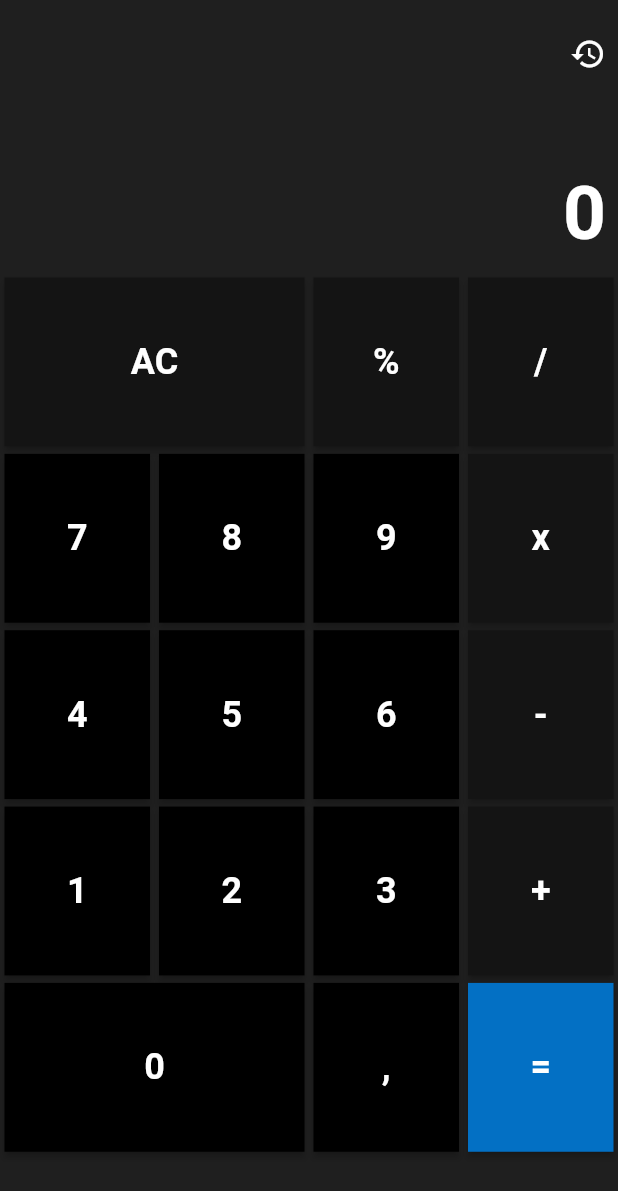
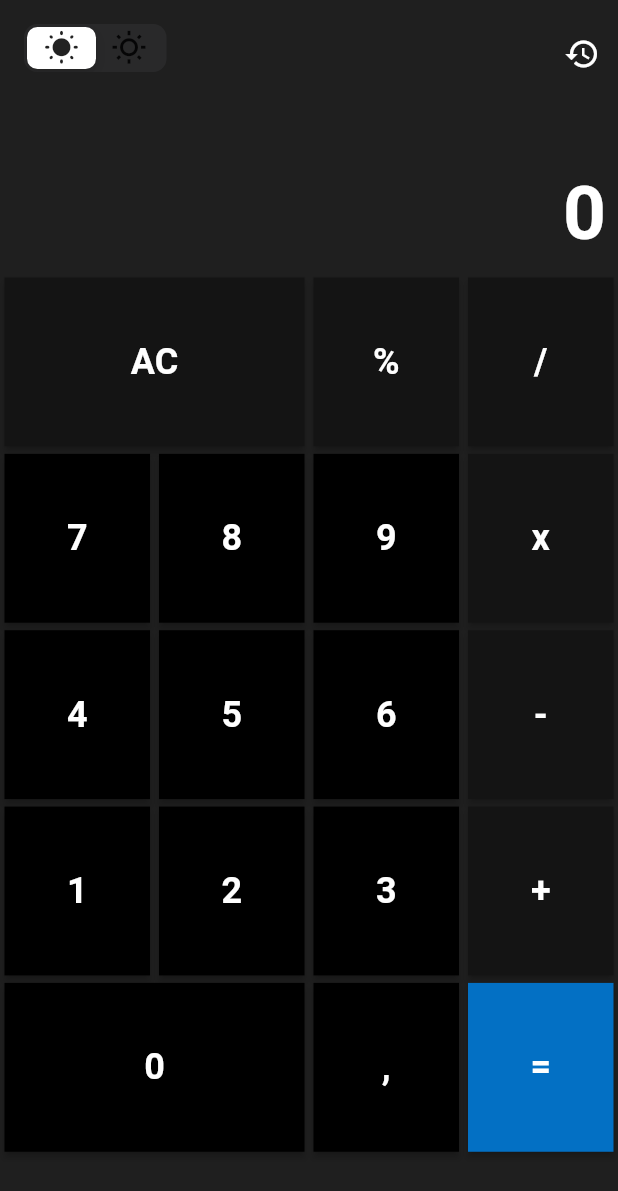
Before and after one commit to BrunoRabbit/calculator-flutter, a Flutter app: the screen it shows after launch, on a phone screen of 412 x 824 dp. Shown: the top 1191 px of the screen. Run offline on Flutter 3.47's test engine with Material 2 defaults, Android fonts, the phone set to English and light mode, and no system bars.

Commit message:
feat: create cupertino toggle button

```diff
--- a/lib/screens/home_page.dart
+++ b/lib/screens/home_page.dart
@@ -1,6 +1,7 @@
 import 'package:calculator/controllers/calculator_controller.dart';
 import 'package:calculator/screens/history_page.dart';
 import 'package:calculator/widgets/buttons_area.dart';
+import 'package:calculator/widgets/toggle_button_widget.dart';
 import 'package:flutter/material.dart';
 import 'package:provider/provider.dart';
 
@@ -15,9 +16,17 @@ class HomePage extends StatelessWidget {
       body: SafeArea(
         child: Column(
           children: [
+            // ? app bar
             SizedBox(
               height: 90,
-              child: Align(
+              child: Row(
+                mainAxisAlignment: MainAxisAlignment.spaceBetween,
+                children: [
+                  //? cupertino toggle btn
+                  const ToggleButtonWidget(),
+
+                  //? history icon
+                  Align(
                     alignment: Alignment.topRight,
                     child: Padding(
                       padding: const EdgeInsets.all(8.0),
@@ -28,7 +37,7 @@ class HomePage extends StatelessWidget {
                           ));
                         },
                         child: const Padding(
-                      padding: EdgeInsets.only(top: 16.0),
+                          padding: EdgeInsets.only(top: 16.0, right: 4),
                           child: Icon(
                             Icons.history,
                             color: Colors.white,
@@ -37,7 +46,11 @@ class HomePage extends StatelessWidget {
                       ),
                     ),
                   ),
+                ],
               ),
+            ),
+
+            // ? display
             SizedBox(
               height: 90,
               child: Align(
--- /dev/null
+++ b/lib/widgets/toggle_button_widget.dart
@@ -0,0 +1,36 @@
+import 'package:flutter/cupertino.dart';
+import 'package:flutter/material.dart';
+
+class ToggleButtonWidget extends StatefulWidget {
+  const ToggleButtonWidget({Key? key}) : super(key: key);
+
+  @override
+  State<ToggleButtonWidget> createState() => _ToggleButtonWidgetState();
+}
+
+class _ToggleButtonWidgetState extends State<ToggleButtonWidget> {
+  int segmentedControlGroupValue = 0;
+  final Map<int, Widget> myTabs = const <int, Widget>{
+    0: Icon(Icons.wb_sunny_rounded),
+    1: Icon(Icons.wb_sunny_outlined)
+  };
+
+  @override
+  Widget build(BuildContext context) {
+    return Align(
+      alignment: Alignment.topLeft,
+      child: Padding(
+        padding: const EdgeInsets.all(16),
+        child: CupertinoSlidingSegmentedControl(
+          groupValue: segmentedControlGroupValue,
+          children: myTabs,
+          onValueChanged: (i) {
+            setState(() {
+              segmentedControlGroupValue = int.parse(i.toString());
+            });
+          },
+        ),
+      ),
+    );
+  }
+}
```
Lines whose indentation alone changed are shown as unchanged.
